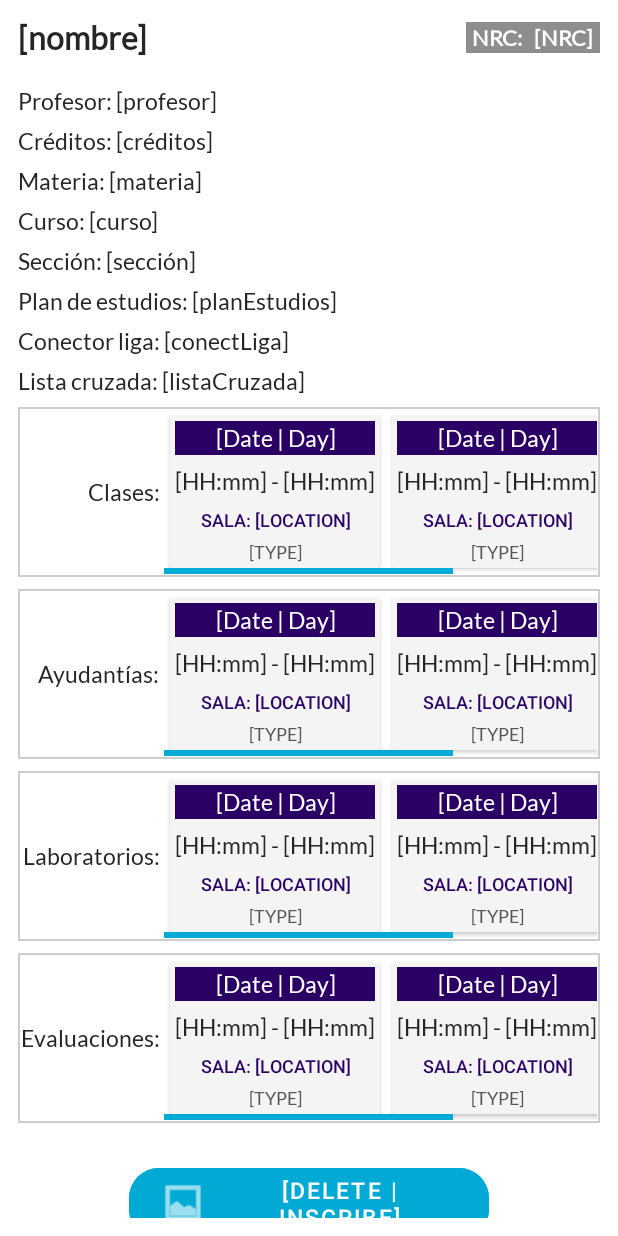
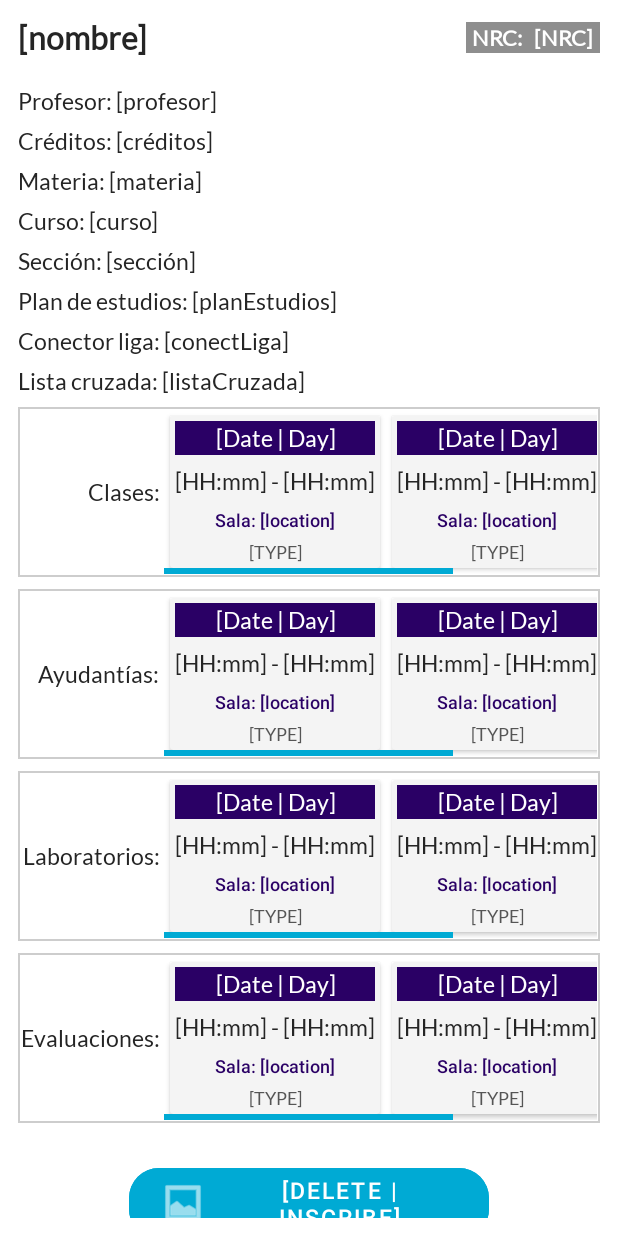
Before and after one commit to ifgarces/TomaRamosUandes_android, an Android app: the layout fragment_ramo_dialog.xml on its own in the app's theme, with its tools: preview values and no code run, on a phone screen of 412 x 824 dp. Run offline under Robolectric (Android 15) with nearby library versions, the phone set to English and light mode, and no system bars.

Commit message:
Imports optimized and small UI changes

```diff
--- a/TomaRamosUandes/app/src/main/java/com/ifgarces/tomaramosuandes/activities/AgendaLandscapeActivity.kt
+++ b/TomaRamosUandes/app/src/main/java/com/ifgarces/tomaramosuandes/activities/AgendaLandscapeActivity.kt
@@ -144,7 +144,9 @@ class AgendaLandscapeActivity : AppCompatActivity() {
             catch (e :Exception) {
                 this.infoDialog(
                     title = "Error",
-                    message = "Perdone caballero, ocurrió un error al intentar exportar el horario como imagen: %s".format(e::class),
+                    message = """\
+Oops! Ocurrió un error al intentar exportar el horario como imagen, qué pena. Probablemente la \
+versión de Android de su dispositivo es demasiado vieja.""".multilineTrim(),
                     onDismiss = {},
                     icon = R.drawable.alert_icon
                 )
--- a/TomaRamosUandes/app/src/main/java/com/ifgarces/tomaramosuandes/activities/HomeActivity.kt
+++ b/TomaRamosUandes/app/src/main/java/com/ifgarces/tomaramosuandes/activities/HomeActivity.kt
@@ -8,7 +8,6 @@ import android.view.View
 import androidx.appcompat.app.AppCompatActivity
 import com.google.android.material.appbar.MaterialToolbar
 import com.google.android.material.bottomnavigation.BottomNavigationView
-import com.ifgarces.tomaramosuandes.DataMaster
 import com.ifgarces.tomaramosuandes.R
 import com.ifgarces.tomaramosuandes.fragments.EvaluationsFragment
 import com.ifgarces.tomaramosuandes.fragments.SchedulePortraitFragment
@@ -17,12 +16,8 @@ import com.ifgarces.tomaramosuandes.models.AppMetadata
 import com.ifgarces.tomaramosuandes.navigators.HomeNavigator
 import com.ifgarces.tomaramosuandes.networking.FirebaseMaster
 import com.ifgarces.tomaramosuandes.utils.Logf
-import com.ifgarces.tomaramosuandes.utils.infoDialog
 import com.ifgarces.tomaramosuandes.utils.multilineTrim
-import com.ifgarces.tomaramosuandes.utils.toastf
 import com.ifgarces.tomaramosuandes.utils.yesNoDialog
-import java.time.LocalDate
-import java.time.format.DateTimeFormatter
 import kotlin.reflect.KClass
 
 
--- a/TomaRamosUandes/app/src/main/java/com/ifgarces/tomaramosuandes/activities/MainActivity.kt
+++ b/TomaRamosUandes/app/src/main/java/com/ifgarces/tomaramosuandes/activities/MainActivity.kt
@@ -1,15 +1,12 @@
 package com.ifgarces.tomaramosuandes.activities
 
 import android.content.Intent
-import android.net.Uri
 import android.os.Bundle
 import android.view.View
 import androidx.appcompat.app.AppCompatActivity
 import com.ifgarces.tomaramosuandes.DataMaster
 import com.ifgarces.tomaramosuandes.R
 import com.ifgarces.tomaramosuandes.activities.MainActivity.Companion.PROGRESSBAR_SPAWN_TIMEOUT
-import com.ifgarces.tomaramosuandes.models.AppMetadata
-import com.ifgarces.tomaramosuandes.networking.FirebaseMaster
 import com.ifgarces.tomaramosuandes.utils.*
 
 
--- a/TomaRamosUandes/app/src/main/java/com/ifgarces/tomaramosuandes/fragments/CatalogFragment.kt
+++ b/TomaRamosUandes/app/src/main/java/com/ifgarces/tomaramosuandes/fragments/CatalogFragment.kt
@@ -91,8 +91,7 @@ class CatalogFragment : Fragment() {
             message = """\
 Presione un ramo para ver detalles y eventualmente tomarlo. Los ramos con fondo azul \
 son los que ud. ya ha tomado. Puede usar la caja de búsqueda para filtrar ramos por \
-nombre o NRC. \
-            """.multilineTrim()
+nombre o NRC.""".multilineTrim()
         )
     }
 
@@ -104,7 +103,7 @@ nombre o NRC. \
         val results :MutableList<Ramo> = mutableListOf()
         val sanitizedSearchText :String = searchText.spanishNonAccent().spanishUpperCase().trim()
         DataMaster.getCatalogRamos().forEach {
-            // considering `nombre` is upper-cased for each `Ramo`
+            // Considering `nombre` is upper-cased for each `Ramo`
             if (
                 it.nombre.spanishNonAccent().contains(sanitizedSearchText) ||
                 it.NRC.toString().contains(sanitizedSearchText)
--- a/TomaRamosUandes/app/src/main/java/com/ifgarces/tomaramosuandes/fragments/SchedulePortraitFragment.kt
+++ b/TomaRamosUandes/app/src/main/java/com/ifgarces/tomaramosuandes/fragments/SchedulePortraitFragment.kt
@@ -20,6 +20,7 @@ import com.ifgarces.tomaramosuandes.models.RamoEvent
 import com.ifgarces.tomaramosuandes.utils.ImageExportHandler
 import com.ifgarces.tomaramosuandes.utils.Logf
 import com.ifgarces.tomaramosuandes.utils.infoDialog
+import com.ifgarces.tomaramosuandes.utils.multilineTrim
 import java.time.DayOfWeek
 
 
@@ -107,7 +108,9 @@ class SchedulePortraitFragment : Fragment() {
                 catch (e :Exception) {
                     homeActivity.infoDialog(
                         title = "Error",
-                        message = "Perdone caballero, ocurrió un error al intentar exportar el horario como imagen: %s".format(e::class),
+                        message = """\
+Oops! Ocurrió un error al intentar exportar el horario como imagen, qué pena. Probablemente la \
+versión de Android de su dispositivo es demasiado vieja.""".multilineTrim(),
                         onDismiss = {},
                         icon = R.drawable.alert_icon
                     )
--- a/TomaRamosUandes/app/src/main/java/com/ifgarces/tomaramosuandes/models/AppMetadata.kt
+++ b/TomaRamosUandes/app/src/main/java/com/ifgarces/tomaramosuandes/models/AppMetadata.kt
@@ -2,8 +2,7 @@ package com.ifgarces.tomaramosuandes.models
 
 
 /**
- * WIll be user on `WebManager` to get app metadata from Firebase, like the current period and
- * latest app version.
+ * Encapsulates metadata values for the app itself. Fetched from Firebase.
  * @property latestVersionName Latest available version of the app itself (e.g. "2021-10.1"). For
  * checking for updates.
  * @property catalogCurrentPeriod Latest catalog period (e.g. "2021-10").
--- a/TomaRamosUandes/app/src/main/res/layout/ramoevent_item.xml
+++ b/TomaRamosUandes/app/src/main/res/layout/ramoevent_item.xml
@@ -96,9 +96,9 @@
             android:layout_height="wrap_content"
             android:layout_marginTop="8dp"
             android:fontFamily="sans-serif-medium"
-            android:text="Sala: [Location]"
+            android:text="Sala: [location]"
             android:textAlignment="center"
-            android:textAllCaps="true"
+            android:textAllCaps="false"
             android:textColor="#2A0065"
 
             android:textSize="12sp"
```
Also changed, not shown: TomaRamosUandes/app/src/main/java/com/ifgarces/tomaramosuandes/adapters/RamoEventsAdapter.kt (+7 -2 lines).
